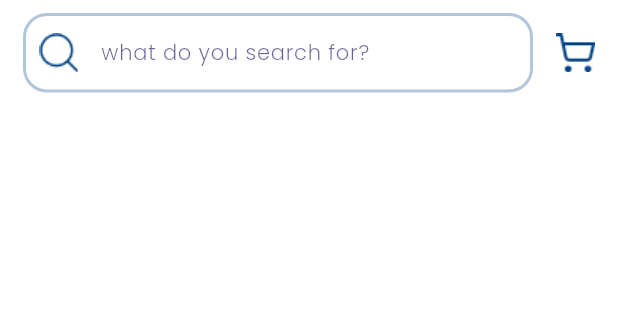
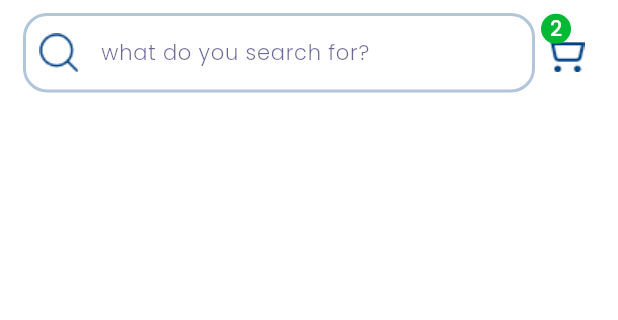
Before and after one commit to mkh515574/ECommerce-, a Flutter app: the CustomAppBar widget shown alone on an empty page, opened directly, on a phone screen of 412 x 824 dp, the part 51-371 px from its top. Run offline on Flutter 3.47's test engine with Material 3 defaults, Android fonts, the phone set to English and light mode, and no system bars; our stand-ins replace auto_size_text, carousel_slider, flutter_screenutil, fluttertoast, google_fonts.

Commit message:
feat(home): add badge to cart icon in custom app bar

```diff
--- a/lib/features/widgets/custom_app_bar.dart
+++ b/lib/features/widgets/custom_app_bar.dart
@@ -1,4 +1,3 @@
-
 import 'package:flutter/material.dart';
 import 'package:flutter_screenutil/flutter_screenutil.dart';
 
@@ -31,8 +30,21 @@ class CustomAppBar extends StatelessWidget {
                   hintStyle: AppStyles.light14SearchHint,
                 ),
               ),
-              SizedBox(width: 16.w),
-              Image.asset(AppAssets.shoppingCart),
+              Badge(
+                alignment: Alignment.topLeft,
+                backgroundColor: AppColors.greenColor,
+                largeSize: 18,
+                label: Text(
+                  "2",
+                  style: AppStyles.medium18White.copyWith(fontSize: 14),
+                ),
+                child: SizedBox(
+                  width: 40,
+                  height: 40,
+                  child: Image.asset(AppAssets.shoppingCart),
+                ),
+              )
+
             ],
           ),
         ],
```
